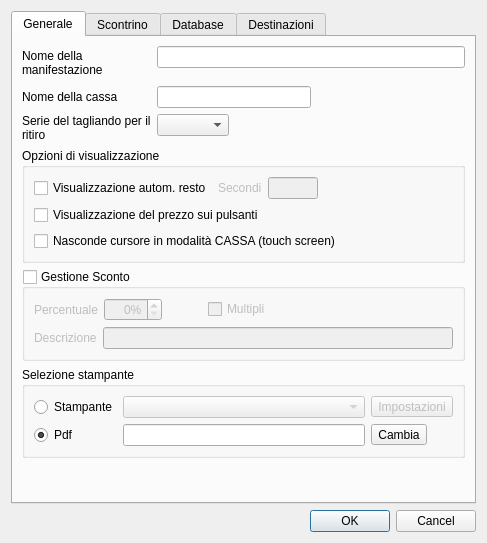
Before: the Qt Designer form src/configurazionedlg.ui in mtonin/gestcassa, drawn with Qt 5.
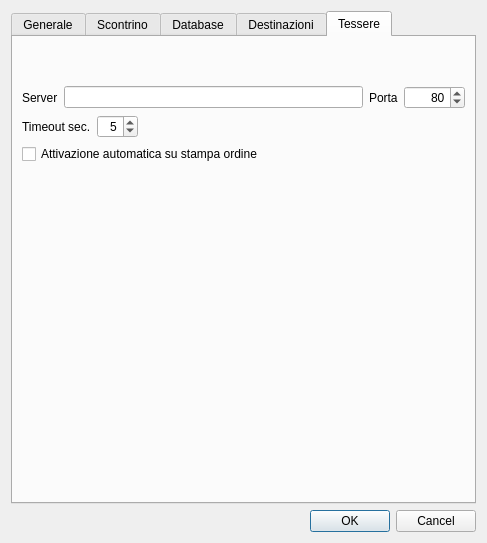
After: the same form once the commit is applied. The open tabs and pages were chosen to show the change. Icons and pictures are not drawn. Custom widgets are drawn as their Qt base class.

Commit message: - aggiunta parametrizzazione dei dati del server delle tessere - corretto salvataggio configurazione

Diff of the .ui file:
```diff
--- a/src/configurazionedlg.ui
+++ b/src/configurazionedlg.ui
@@ -43,6 +43,9 @@
            <property name="text">
             <string>Nome della manifestazione</string>
            </property>
+           <property name="alignment">
+            <set>Qt::AlignLeading|Qt::AlignLeft|Qt::AlignTop</set>
+           </property>
            <property name="wordWrap">
             <bool>true</bool>
            </property>
@@ -853,6 +856,128 @@
        </item>
       </layout>
      </widget>
+     <widget class="QWidget" name="tessereTab">
+      <attribute name="title">
+       <string>Tessere</string>
+      </attribute>
+      <layout class="QGridLayout" name="gridLayout_5" rowstretch="0,0,0,0,1" columnstretch="1,0,0">
+       <item row="2" column="0">
+        <layout class="QHBoxLayout" name="horizontalLayout_14">
+         <item>
+          <widget class="QLabel" name="label_10">
+           <property name="text">
+            <string>Timeout sec.</string>
+           </property>
+          </widget>
+         </item>
+         <item>
+          <widget class="QSpinBox" name="tessereServerTimeoutTxt">
+           <property name="alignment">
+            <set>Qt::AlignRight|Qt::AlignTrailing|Qt::AlignVCenter</set>
+           </property>
+           <property name="maximum">
+            <number>30</number>
+           </property>
+           <property name="value">
+            <number>5</number>
+           </property>
+          </widget>
+         </item>
+         <item>
+          <spacer name="horizontalSpacer_6">
+           <property name="orientation">
+            <enum>Qt::Horizontal</enum>
+           </property>
+           <property name="sizeHint" stdset="0">
+            <size>
+             <width>40</width>
+             <height>20</height>
+            </size>
+           </property>
+          </spacer>
+         </item>
+        </layout>
+       </item>
+       <item row="1" column="0">
+        <layout class="QHBoxLayout" name="horizontalLayout_12">
+         <item>
+          <widget class="QLabel" name="label_8">
+           <property name="text">
+            <string>Server</string>
+           </property>
+          </widget>
+         </item>
+         <item>
+          <widget class="QLineEdit" name="tessereServerTxt">
+           <property name="maxLength">
+            <number>255</number>
+           </property>
+          </widget>
+         </item>
+        </layout>
+       </item>
+       <item row="1" column="2">
+        <layout class="QHBoxLayout" name="horizontalLayout_13">
+         <item>
+          <widget class="QLabel" name="label_9">
+           <property name="text">
+            <string>Porta</string>
+           </property>
+          </widget>
+         </item>
+         <item>
+          <widget class="QSpinBox" name="tessereServerPortTxt">
+           <property name="alignment">
+            <set>Qt::AlignRight|Qt::AlignTrailing|Qt::AlignVCenter</set>
+           </property>
+           <property name="minimum">
+            <number>1</number>
+           </property>
+           <property name="maximum">
+            <number>65535</number>
+           </property>
+           <property name="value">
+            <number>80</number>
+           </property>
+          </widget>
+         </item>
+        </layout>
+       </item>
+       <item row="0" column="0">
+        <spacer name="verticalSpacer_4">
+         <property name="orientation">
+          <enum>Qt::Vertical</enum>
+         </property>
+         <property name="sizeHint" stdset="0">
+          <size>
+           <width>20</width>
+           <height>40</height>
+          </size>
+         </property>
+        </spacer>
+       </item>
+       <item row="3" column="0">
+        <widget class="QCheckBox" name="tessereAutoOpenChk">
+         <property name="text">
+          <string>Attivazione automatica su stampa ordine</string>
+         </property>
+        </widget>
+       </item>
+       <item row="4" column="0">
+        <spacer name="verticalSpacer_3">
+         <property name="orientation">
+          <enum>Qt::Vertical</enum>
+         </property>
+         <property name="sizeHint" stdset="0">
+          <size>
+           <width>20</width>
+           <height>40</height>
+          </size>
+         </property>
+        </spacer>
+       </item>
+      </layout>
+     </widget>
     </widget>
    </item>
    <item>
```
Left out of the diff: 39 changed lines with no effect on the pictures. The commit also changes 5 other files.
